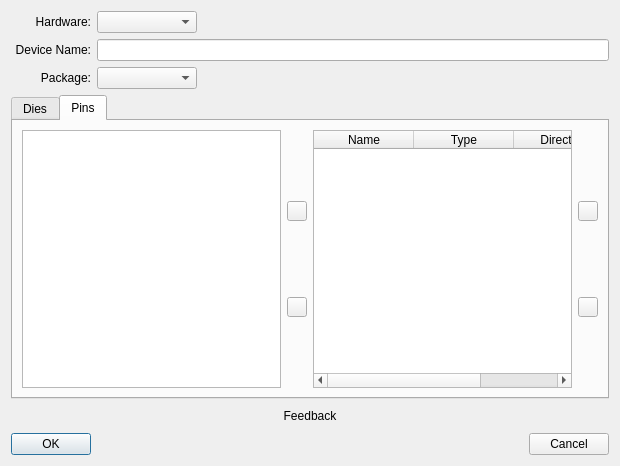
Before: the Qt Designer form src/ATE/org/actions_on/device/NewDeviceWizard.ui in goanpeca/ATE.org, drawn with Qt 5.
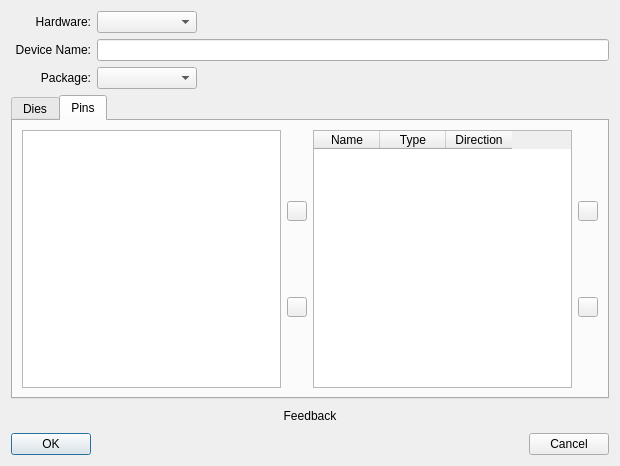
After: the same form once the commit is applied.

Diff of the .ui file:
```diff
--- a/src/ATE/org/actions_on/device/NewDeviceWizard.ui
+++ b/src/ATE/org/actions_on/device/NewDeviceWizard.ui
@@ -497,6 +497,9 @@
            </item>
            <item>
             <widget class="QTableWidget" name="pinsTable">
+             <attribute name="horizontalHeaderDefaultSectionSize">
+              <number>66</number>
+             </attribute>
              <column>
               <property name="text">
                <string>Name</string>
```
